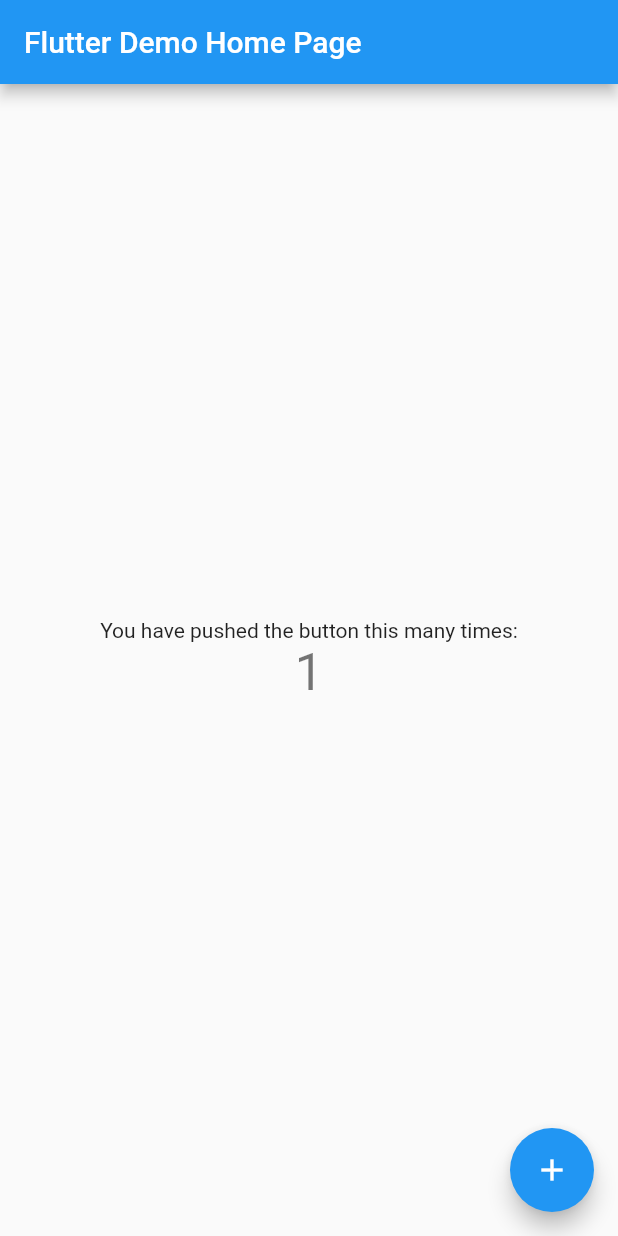
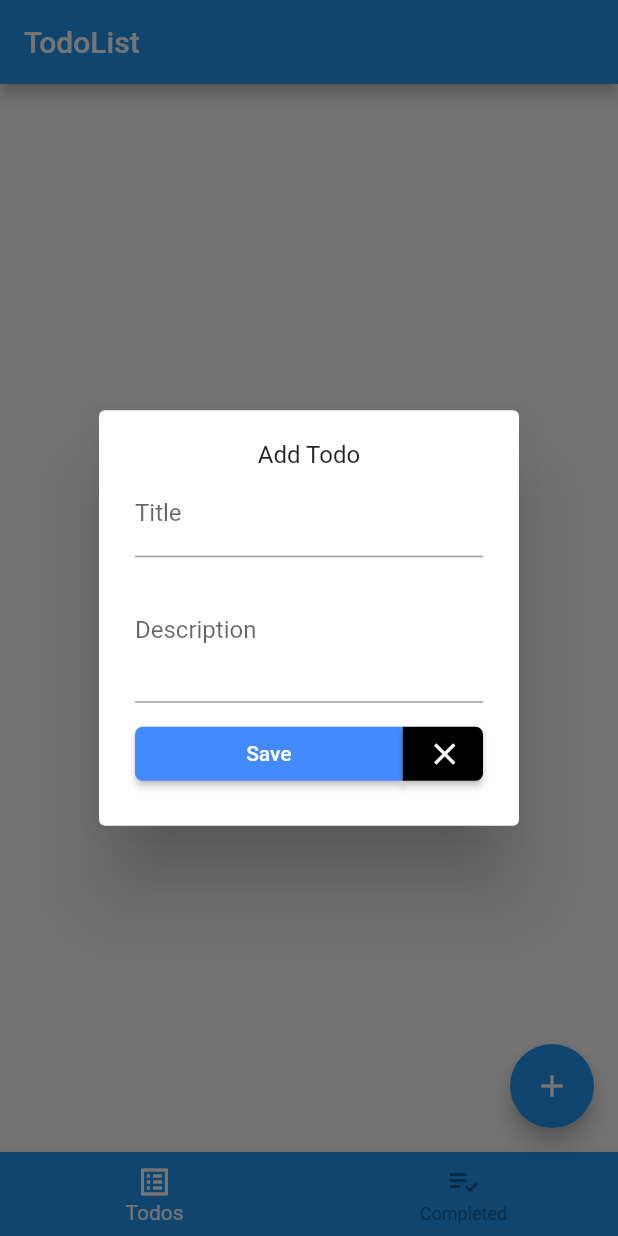
Before and after one commit to hasbifm/todolist-flutter, a Flutter app: the screen it shows after launch, after a tap on the "add" icon, on a phone screen of 412 x 824 dp. Run offline on Flutter 3.47's test engine with Material 2 defaults, Android fonts, the phone set to English and light mode, and no system bars.

Commit message:
Membuat tampilan ui menambahkan BottomNavigationBar menambahkan Add todo Dialog

```diff
--- /dev/null
+++ b/lib/add_todo_dialog.dart
@@ -0,0 +1,35 @@
+import 'package:flutter/material.dart';
+import 'package:todolist/todo_form_widget.dart';
+
+class AddTodoDialog extends StatefulWidget {
+  @override
+  _AddTodoDialogState createState() => _AddTodoDialogState();
+}
+
+class _AddTodoDialogState extends State<AddTodoDialog> {
+  @override
+  final _todoKey = GlobalKey<FormState>();
+  String todoTitle = "";
+  String todoDesc = "";
+
+  Widget build(BuildContext context) {
+    return AlertDialog(
+      content: Column(
+        mainAxisSize: MainAxisSize.min,
+        children: [
+          Text("Add Todo"),
+          TodoFormWidget(
+            onChangedTitle: (inputTitle) =>
+                setState(() => this.todoTitle = inputTitle),
+            onChangedDesc: (inputDesc) =>
+                setState(() => this.todoDesc = inputDesc),
+            onSavedTodo: () {},
+            oncancel: () {
+              Navigator.of(context).pop();
+            },
+          )
+        ],
+      ),
+    );
+  }
+}
--- a/lib/main.dart
+++ b/lib/main.dart
@@ -1,47 +1,27 @@
 import 'package:flutter/material.dart';
+import 'package:todolist/add_todo_dialog.dart';
 
 void main() {
   runApp(MyApp());
 }
 
 class MyApp extends StatelessWidget {
-  // This widget is the root of your application.
   @override
   Widget build(BuildContext context) {
     return MaterialApp(
+      debugShowCheckedModeBanner: false,
       title: 'Flutter Demo',
       theme: ThemeData(
-        // This is the theme of your application.
-        //
-        // Try running your application with "flutter run". You'll see the
-        // application has a blue toolbar. Then, without quitting the app, try
-        // changing the primarySwatch below to Colors.green and then invoke
-        // "hot reload" (press "r" in the console where you ran "flutter run",
-        // or simply save your changes to "hot reload" in a Flutter IDE).
-        // Notice that the counter didn't reset back to zero; the application
-        // is not restarted.
         primarySwatch: Colors.blue,
-        // This makes the visual density adapt to the platform that you run
-        // the app on. For desktop platforms, the controls will be smaller and
-        // closer together (more dense) than on mobile platforms.
         visualDensity: VisualDensity.adaptivePlatformDensity,
       ),
-      home: MyHomePage(title: 'Flutter Demo Home Page'),
+      home: MyHomePage(title: 'TodoList'),
     );
   }
 }
 
 class MyHomePage extends StatefulWidget {
   MyHomePage({Key key, this.title}) : super(key: key);
-
-  // This widget is the home page of your application. It is stateful, meaning
-  // that it has a State object (defined below) that contains fields that affect
-  // how it looks.
-
-  // This class is the configuration for the state. It holds the values (in this
-  // case the title) provided by the parent (in this case the App widget) and
-  // used by the build method of the State. Fields in a Widget subclass are
-  // always marked "final".
 
   final String title;
 
@@ -50,68 +30,50 @@ class MyHomePage extends StatefulWidget {
 }
 
 class _MyHomePageState extends State<MyHomePage> {
-  int _counter = 0;
-
-  void _incrementCounter() {
-    setState(() {
-      // This call to setState tells the Flutter framework that something has
-      // changed in this State, which causes it to rerun the build method below
-      // so that the display can reflect the updated values. If we changed
-      // _counter without calling setState(), then the build method would not be
-      // called again, and so nothing would appear to happen.
-      _counter++;
-    });
-  }
-
   @override
   Widget build(BuildContext context) {
-    // This method is rerun every time setState is called, for instance as done
-    // by the _incrementCounter method above.
-    //
-    // The Flutter framework has been optimized to make rerunning build methods
-    // fast, so that you can just rebuild anything that needs updating rather
-    // than having to individually change instances of widgets.
+    int selectedIndex = 0;
+
+    final tabs = [
+      Container(),
+      Container(),
+    ];
+
     return Scaffold(
       appBar: AppBar(
-        // Here we take the value from the MyHomePage object that was created by
-        // the App.build method, and use it to set our appbar title.
         title: Text(widget.title),
       ),
-      body: Center(
-        // Center is a layout widget. It takes a single child and positions it
-        // in the middle of the parent.
-        child: Column(
-          // Column is also a layout widget. It takes a list of children and
-          // arranges them vertically. By default, it sizes itself to fit its
-          // children horizontally, and tries to be as tall as its parent.
-          //
-          // Invoke "debug painting" (press "p" in the console, choose the
-          // "Toggle Debug Paint" action from the Flutter Inspector in Android
-          // Studio, or the "Toggle Debug Paint" command in Visual Studio Code)
-          // to see the wireframe for each widget.
-          //
-          // Column has various properties to control how it sizes itself and
-          // how it positions its children. Here we use mainAxisAlignment to
-          // center the children vertically; the main axis here is the vertical
-          // axis because Columns are vertical (the cross axis would be
-          // horizontal).
-          mainAxisAlignment: MainAxisAlignment.center,
-          children: <Widget>[
-            Text(
-              'You have pushed the button this many times:',
-            ),
-            Text(
-              '$_counter',
-              style: Theme.of(context).textTheme.headline4,
-            ),
-          ],
+      body: Center(),
+      floatingActionButton: FloatingActionButton(
+        onPressed: () => showDialog(
+          context: context,
+          child: AddTodoDialog(),
+          barrierDismissible: false,
         ),
+        tooltip: 'Create new todo',
+        child: Icon(Icons.add),
       ),
-      floatingActionButton: FloatingActionButton(
-        onPressed: _incrementCounter,
-        tooltip: 'Increment',
-        child: Icon(Icons.add),
-      ), // This trailing comma makes auto-formatting nicer for build methods.
+      bottomNavigationBar: BottomNavigationBar(
+        backgroundColor: Colors.blue,
+        selectedItemColor: Colors.white,
+        unselectedItemColor: Colors.black38,
+        currentIndex: selectedIndex,
+        onTap: (index) => setState(
+          () {
+            selectedIndex = index;
+          },
+        ),
+        items: [
+          BottomNavigationBarItem(
+            icon: Icon(Icons.list_alt),
+            label: "Todos",
+          ),
+          BottomNavigationBarItem(
+            icon: Icon(Icons.playlist_add_check_sharp),
+            label: "Completed",
+          ),
+        ],
+      ),
     );
   }
 }
--- /dev/null
+++ b/lib/todo_form_widget.dart
@@ -0,0 +1,112 @@
+import 'package:flutter/material.dart';
+
+class TodoFormWidget extends StatelessWidget {
+  final String todoTitle;
+  final String todoDesc;
+  final ValueChanged<String> onChangedTitle;
+  final ValueChanged<String> onChangedDesc;
+  final VoidCallback onSavedTodo;
+  final VoidCallback oncancel;
+
+  const TodoFormWidget({
+    Key key,
+    this.todoTitle = "",
+    this.todoDesc = "",
+    @required this.onChangedTitle,
+    @required this.onChangedDesc,
+    @required this.onSavedTodo,
+    @required this.oncancel,
+  }) : super(key: key);
+
+  @override
+  Widget build(BuildContext context) {
+    return SingleChildScrollView(
+      child: Column(
+        children: [
+          buildTitle(),
+          buildDesc(),
+          SizedBox(height: 10.0),
+          buildButton(),
+        ],
+      ),
+    );
+  }
+
+  Widget buildTitle() {
+    return TextFormField(
+      initialValue: todoTitle,
+      validator: (title) {
+        if (title.isEmpty) {
+          return "The title can't be empty";
+        } else {
+          return null;
+        }
+      },
+      onChanged: onChangedTitle,
+      maxLines: 1,
+      decoration: InputDecoration(
+        border: UnderlineInputBorder(),
+        labelText: 'Title',
+      ),
+    );
+  }
+
+  Widget buildDesc() {
+    return TextFormField(
+      initialValue: todoDesc,
+      validator: (title) {
+        if (title.isEmpty) {
+          return "The description can't be empty";
+        } else {
+          return null;
+        }
+      },
+      onChanged: onChangedDesc,
+      maxLines: 3,
+      decoration: InputDecoration(
+        border: UnderlineInputBorder(),
+        labelText: 'Description',
+      ),
+    );
+  }
+
+  Widget buildButton() {
+    return Table(
+      columnWidths: {1: FlexColumnWidth(0.3)},
+      children: [
+        TableRow(
+          children: [
+            RaisedButton(
+              shape: RoundedRectangleBorder(
+                borderRadius: BorderRadius.only(
+                  topLeft: Radius.circular(5),
+                  bottomLeft: Radius.circular(5),
+                ),
+              ),
+              onPressed: onSavedTodo,
+              color: Colors.blueAccent,
+              child: Text(
+                "Save",
+                style: TextStyle(color: Colors.white),
+              ),
+            ),
+            RaisedButton(
+              shape: RoundedRectangleBorder(
+                borderRadius: BorderRadius.only(
+                  topRight: Radius.circular(5),
+                  bottomRight: Radius.circular(5),
+                ),
+              ),
+              onPressed: oncancel,
+              color: Colors.black,
+              child: Icon(
+                Icons.clear,
+                color: Colors.white,
+              ),
+            ),
+          ],
+        ),
+      ],
+    );
+  }
+}
```
Also changed, not shown: 1 other file.
